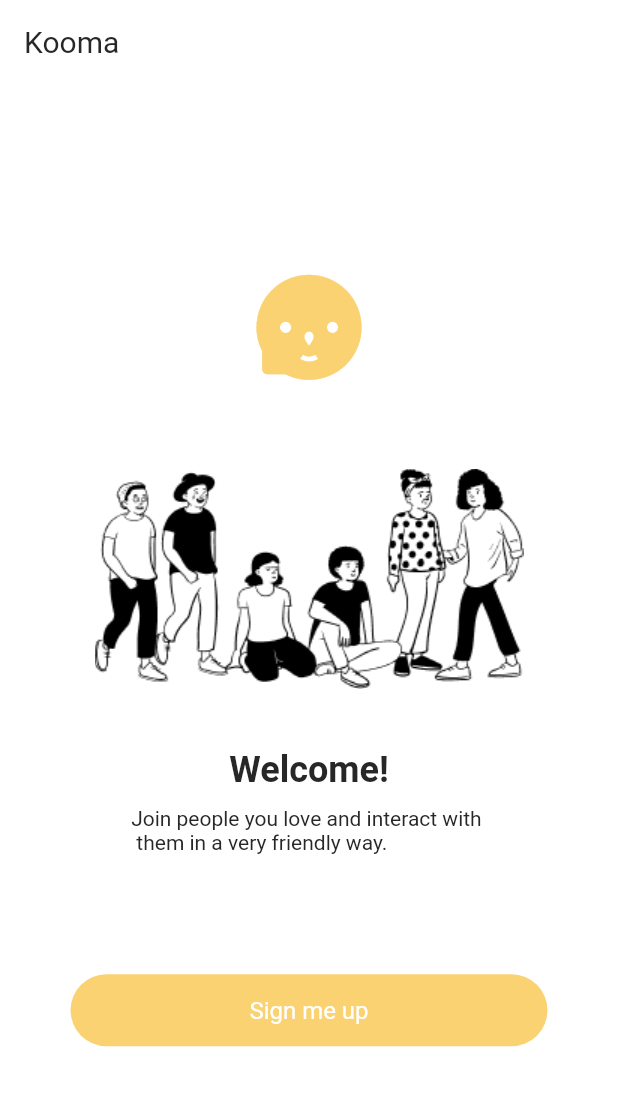
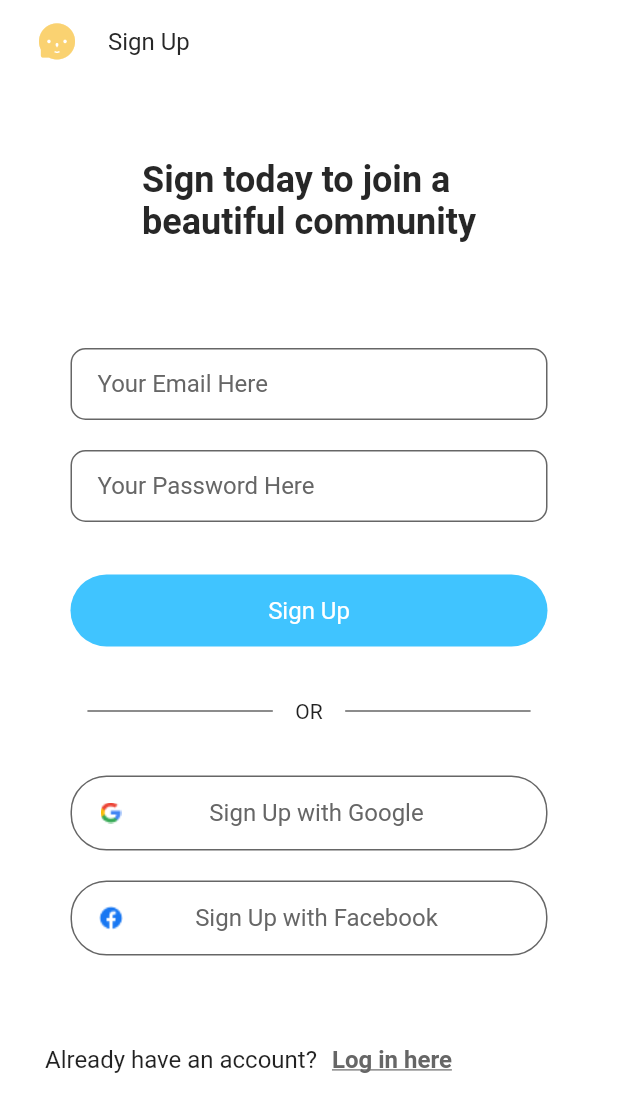
Before and after one commit to drasdoumbia/kooma, a Flutter app: the OnBoarding screen opened directly, after a tap on "Sign me up", on a phone screen of 412 x 824 dp. Shown: the top 1112 px of the screen. Run offline on Flutter 3.47's test engine with Material 2 defaults, Android fonts, the light colour scheme and no system bars; missing offline and left inert: your_splash.

Commit message:
features: created the sign up screen without funtionality

```diff
--- a/lib/main.dart
+++ b/lib/main.dart
@@ -1,5 +1,6 @@
 import 'package:flutter/material.dart';
 import 'package:kooma/config/colors.dart';
+import 'package:kooma/routes.dart';
 import 'package:your_splash/your_splash.dart';
 
 import 'screens/onBoarding.dart';
@@ -13,6 +14,8 @@ class Kooma extends StatelessWidget {
   Widget build(BuildContext context) {
     return MaterialApp(
       title: 'Kooma',
+      initialRoute: '/',
+      onGenerateRoute: Routes.generateRoute,
       theme: ThemeData(
         fontFamily: "Roboto",
         primaryColor: ConstantColors.primaryColor,
--- /dev/null
+++ b/lib/routes.dart
@@ -0,0 +1,15 @@
+import 'package:flutter/material.dart';
+
+import 'screens/home.dart';
+import 'screens/signup.dart';
+
+class Routes {
+  static Route<dynamic> generateRoute(RouteSettings settings) {
+    switch (settings.name) {
+      case '/':
+        return MaterialPageRoute(builder: (context) => Home());
+      case 'signup':
+        return MaterialPageRoute(builder: (context) => SignUp());
+    }
+  }
+}
--- a/lib/screens/onBoarding.dart
+++ b/lib/screens/onBoarding.dart
@@ -2,7 +2,7 @@ import 'package:flutter/material.dart';
 
 import '../config/colors.dart';
 import '../config/custom_icons.dart';
-import '../widgets/primary_button.dart';
+import '../widgets/buttons/primary_button.dart';
 
 class OnBoarding extends StatelessWidget {
   const OnBoarding();
@@ -15,7 +15,8 @@ class OnBoarding extends StatelessWidget {
         elevation: 0,
         backgroundColor: Colors.white,
         title: Text("Kooma",
-            style: TextStyle(color: ConstantColors.grayDarkColor)),
+            style:
+                TextStyle(fontSize: 16.0, color: ConstantColors.grayDarkColor)),
       ),
       body: Column(
         mainAxisAlignment: MainAxisAlignment.center,
@@ -41,6 +42,7 @@ class OnBoarding extends StatelessWidget {
             btnText: "Sign me up",
             onPress: () {
               print("Do something");
+              Navigator.pushNamed(context, 'signup');
             },
           ),
         ],
--- /dev/null
+++ b/lib/screens/signup.dart
@@ -0,0 +1,99 @@
+import 'package:flutter/material.dart';
+import 'package:kooma/config/colors.dart';
+import 'package:kooma/config/custom_icons.dart';
+
+import '../widgets/divider_in_auth_screen.dart';
+import '../widgets/buttons/primary_button.dart';
+import '../widgets/buttons/social_auth_button.dart';
+import '../widgets/form_field.dart';
+
+class SignUp extends StatelessWidget {
+  @override
+  Widget build(BuildContext context) {
+    return Scaffold(
+      backgroundColor: Colors.white,
+      appBar: AppBar(
+        automaticallyImplyLeading: false,
+        elevation: 0,
+        backgroundColor: Colors.white,
+        leading: Padding(
+          padding: const EdgeInsets.only(left: 20.0),
+          child: Icon(
+            CustomIcons.logo,
+            color: ConstantColors.secondaryColor,
+          ),
+        ),
+        title: Text(
+          "Sign Up",
+          style: TextStyle(fontSize: 16.0, color: ConstantColors.grayDarkColor),
+        ),
+      ),
+      body: SingleChildScrollView(
+        child: Column(
+          mainAxisAlignment: MainAxisAlignment.center,
+          crossAxisAlignment: CrossAxisAlignment.center,
+          children: [
+            SizedBox(height: 50.0),
+            Center(
+              child: Text(
+                "Sign today to join a \nbeautiful community",
+                style: Theme.of(context).textTheme.headline1,
+              ),
+            ),
+            SizedBox(height: 70.0),
+            CustomFormField(
+              inputType: TextInputType.emailAddress,
+              hint: "Your Email Here",
+              onChange: (value) {},
+            ),
+            SizedBox(height: 20.0),
+            CustomFormField(
+              inputType: TextInputType.text,
+              obscure: true,
+              hint: "Your Password Here",
+              onChange: (value) {},
+            ),
+            SizedBox(height: 35.0),
+            PrimaryButton(onPress: () {}, btnText: "Sign Up"),
+            SizedBox(height: 35.0),
+            DividerInAuthScreen(),
+            SizedBox(height: 35.0),
+            SocialAuthButton(
+              socialIcon: Image.asset("assets/imgs/google.png", width: 20.0),
+              btnText: "Sign Up with Google",
+            ),
+            SizedBox(height: 20.0),
+            SocialAuthButton(
+              socialIcon: Image.asset("assets/imgs/facebook.png", width: 20.0),
+              btnText: "Sign Up with Facebook",
+            ),
+            SizedBox(height: 60.0),
+            Padding(
+              padding: const EdgeInsets.only(left: 30.0),
+              child: Row(
+                children: [
+                  Text(
+                    "Already have an account?",
+                    style: TextStyle(
+                      fontSize: 16.0,
+                    ),
+                  ),
+                  SizedBox(width: 10.0),
+                  Text(
+                    "Log in here",
+                    style: TextStyle(
+                      color: ConstantColors.grayColor,
+                      fontSize: 16.0,
+                      fontWeight: FontWeight.bold,
+                      decoration: TextDecoration.underline,
+                    ),
+                  ),
+                ],
+              ),
+            ),
+          ],
+        ),
+      ),
+    );
+  }
+}
--- /dev/null
+++ b/lib/widgets/buttons/social_auth_button.dart
@@ -0,0 +1,40 @@
+import 'package:flutter/material.dart';
+import 'package:kooma/config/colors.dart';
+
+class SocialAuthButton extends StatelessWidget {
+  final Function onPress;
+  final String btnText;
+  final Image socialIcon;
+
+  const SocialAuthButton({this.btnText, this.onPress, this.socialIcon});
+
+  @override
+  Widget build(BuildContext context) {
+    return GestureDetector(
+      child: Container(
+        width: 318.0,
+        decoration: BoxDecoration(
+          border: Border.all(
+              color: ConstantColors.grayColor,
+              width: 1.0,
+              style: BorderStyle.solid),
+          borderRadius: BorderRadius.all(
+            Radius.circular(24.0),
+          ),
+        ),
+        child: ListTile(
+          leading: socialIcon,
+          dense: true,
+          title: Center(
+            child: Text(
+              btnText,
+              style: TextStyle(fontSize: 16.0, color: ConstantColors.grayColor),
+            ),
+          ),
+          trailing: Container(width: 30.0),
+        ),
+      ),
+      onTap: onPress,
+    );
+  }
+}
--- /dev/null
+++ b/lib/widgets/divider_in_auth_screen.dart
@@ -0,0 +1,29 @@
+import 'package:flutter/material.dart';
+
+import '../config/colors.dart';
+
+class DividerInAuthScreen extends StatelessWidget {
+  @override
+  Widget build(BuildContext context) {
+    double width = MediaQuery.of(context).size.width;
+
+    return IntrinsicWidth(
+      child: Row(
+        mainAxisAlignment: MainAxisAlignment.center,
+        children: [
+          SizedBox(
+            width: width * 0.3,
+            child: Divider(thickness: 1.0, color: ConstantColors.grayColor),
+          ),
+          SizedBox(width: 15.0),
+          Text("OR"),
+          SizedBox(width: 15.0),
+          SizedBox(
+            width: width * 0.3,
+            child: Divider(thickness: 1.0, color: ConstantColors.grayColor),
+          )
+        ],
+      ),
+    );
+  }
+}
--- /dev/null
+++ b/lib/widgets/form_field.dart
@@ -0,0 +1,43 @@
+import 'package:flutter/material.dart';
+import 'package:kooma/config/colors.dart';
+
+class CustomFormField extends StatelessWidget {
+  final String hint;
+  final bool obscure;
+  final dynamic inputType;
+  final Function onChange;
+
+  const CustomFormField(
+      {this.hint, this.obscure = false, this.inputType, this.onChange});
+
+  @override
+  Widget build(BuildContext context) {
+    return Container(
+      width: 318.0,
+      child: TextField(
+        obscureText: obscure,
+        keyboardType: inputType,
+        cursorColor: ConstantColors.grayColor,
+        style: TextStyle(fontSize: 16.0, color: ConstantColors.grayColor),
+        decoration: InputDecoration(
+          contentPadding: EdgeInsets.fromLTRB(18.0, 7.0, 18.0, 7.0),
+          hintText: hint,
+          hintStyle: TextStyle(fontSize: 16.0, color: ConstantColors.grayColor),
+          fillColor: ConstantColors.grayColor,
+          border: OutlineInputBorder(
+              borderSide: BorderSide(color: ConstantColors.grayColor),
+              borderRadius: BorderRadius.circular(10.0)),
+          focusedBorder: OutlineInputBorder(
+            borderSide: BorderSide(color: ConstantColors.grayColor),
+            borderRadius: BorderRadius.circular(10.0),
+          ),
+          enabledBorder: OutlineInputBorder(
+            borderSide: BorderSide(color: ConstantColors.grayColor),
+            borderRadius: BorderRadius.circular(10.0),
+          ),
+        ),
+        onChanged: onChange,
+      ),
+    );
+  }
+}
```
Also changed, not shown: lib/widgets/buttons/primary_button.dart (renamed from lib/widgets/primary_button.dart).
